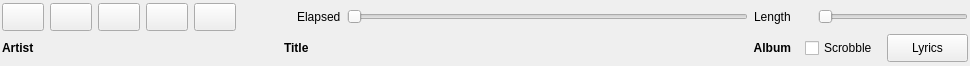
First picture: the form in ui/controlpanel.ui, repository ChaoticConundrum/qmpdclient, before the edit.
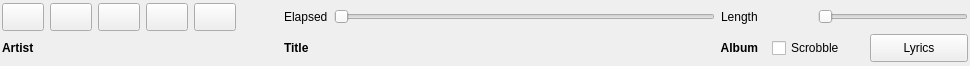
Second picture: the form after the edit. Icons and pictures are not drawn. Custom widgets are drawn as their Qt base class.

The edit to the form file:
```diff
--- a/ui/controlpanel.ui
+++ b/ui/controlpanel.ui
@@ -230,12 +230,15 @@
         <number>0</number>
        </property>
        <item>
-        <widget class="QLabel" name="volumeLabel">
-         <property name="sizePolicy">
-          <sizepolicy hsizetype="Minimum" vsizetype="Minimum">
-           <horstretch>0</horstretch>
-           <verstretch>0</verstretch>
-          </sizepolicy>
+        <widget class="QPushButton" name="volumeLabel">
+         <property name="enabled">
+          <bool>false</bool>
+         </property>
+         <property name="icon">
+          <iconset theme="player-volume"/>
+         </property>
+         <property name="flat">
+          <bool>true</bool>
          </property>
         </widget>
        </item>
@@ -292,16 +295,6 @@
          <property name="bottomMargin">
           <number>0</number>
          </property>
-         <item>
-          <widget class="QLabel" name="timeLabel">
-           <property name="sizePolicy">
-            <sizepolicy hsizetype="Minimum" vsizetype="Minimum">
-             <horstretch>0</horstretch>
-             <verstretch>0</verstretch>
-            </sizepolicy>
-           </property>
-          </widget>
-         </item>
          <item>
           <widget class="TimeLabel" name="elapsedLabel">
            <property name="sizePolicy">
```
Left out of the diff: 20 changed lines with no effect on the pictures.
